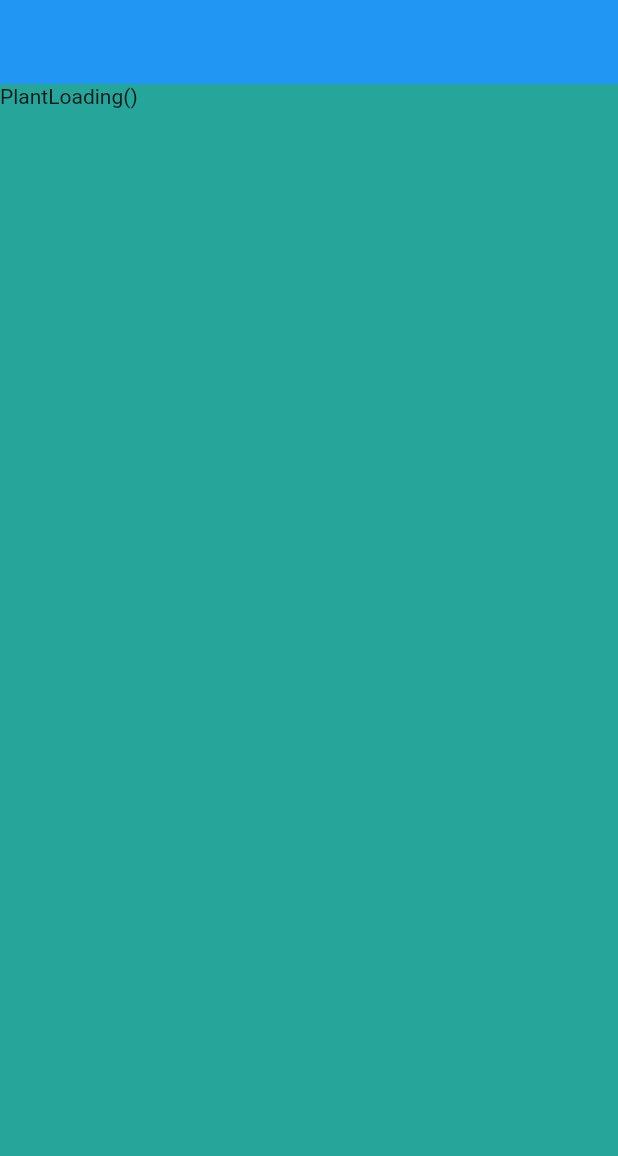
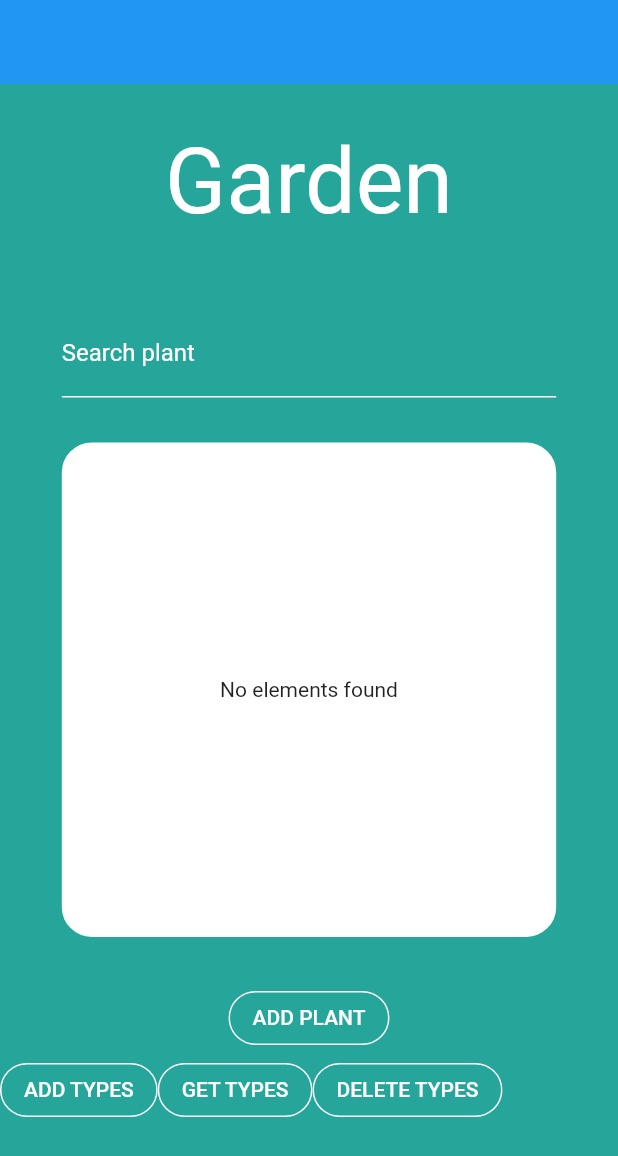
Before and after one commit to anowotny/garden, a Flutter app: the screen it shows after launch, on a phone screen of 412 x 824 dp. Shown: the top 1156 px of the screen. Run offline on Flutter 3.47's test engine with Material 2 defaults, Android fonts, the phone set to English and light mode, and no system bars; our stand-ins replace bloc, dartz, data_connection_checker, equatable, floor, flutter_bloc and 4 more; accounts and stored records are empty; generated files the repository leaves out were written again.

Commit message:
Updated injection, updated plant listview

```diff
--- a/lib/app/presentation/bloc/plant/plant_state.dart
+++ b/lib/app/presentation/bloc/plant/plant_state.dart
@@ -12,8 +12,8 @@ class PlantInitial extends PlantState {}
 class PlantLoading extends PlantState {}
 
 class PlantLoadSuccess extends PlantState {
-  final List<PlantModel> allPlants;
-  final List<PlantModel> filteredPlants;
+  final List<Plant> allPlants;
+  final List<Plant> filteredPlants;
 
   PlantLoadSuccess({this.allPlants, this.filteredPlants});
   @override
--- a/lib/app/presentation/screens/plant_form.dart
+++ b/lib/app/presentation/screens/plant_form.dart
@@ -1,7 +1,7 @@
 import 'package:flutter/material.dart';
-import 'package:garden/app/presentation/widgets/choose_date_button.dart';
-import 'package:garden/app/presentation/widgets/custom_textfield.dart';
-import 'package:garden/app/presentation/widgets/plant_type_dropdown.dart';
+import 'package:garden/app/presentation/widgets/plant_form/choose_date_button.dart';
+import 'package:garden/app/presentation/widgets/start/custom_textfield.dart';
+import 'package:garden/app/presentation/widgets/plant_form/plant_type_dropdown.dart';
 import 'package:garden/core/util/mock_json.dart';
 import 'package:google_fonts/google_fonts.dart';
 
--- a/lib/app/presentation/screens/start.dart
+++ b/lib/app/presentation/screens/start.dart
@@ -6,6 +6,7 @@ import 'package:garden/app/data/models/plant_model.dart';
 import 'package:garden/app/domain/entities/plant_type.dart';
 import 'package:garden/app/presentation/bloc/plant/plant_bloc.dart';
 import 'package:garden/app/presentation/screens/plant_form.dart';
+import 'package:garden/app/presentation/widgets/start/plant_list.dart';
 import 'package:garden/core/util/mock_json.dart';
 import 'package:google_fonts/google_fonts.dart';
 
@@ -17,17 +18,17 @@ class StartScreen extends StatefulWidget {
 }
 
 class _StartScreenState extends State<StartScreen> {
-  PlantTypeDao plantTypeDao;
+  // PlantTypeDao plantTypeDao;
   @override
   void initState() {
     super.initState();
-    initDatabase();
+    // initDatabase();
   }
 
   Future<void> initDatabase() async {
-    final database =
-        await $FloorAppDatabase.databaseBuilder('my_database.db').build();
-    plantTypeDao = database.plantTypeDao;
+    // final database =
+    //     await $FloorAppDatabase.databaseBuilder('my_database.db').build();
+    // plantTypeDao = database.plantTypeDao;
     // Get all data when start app.
     // if (plantTypeDao != null) {
     //   setState(() {
@@ -55,7 +56,7 @@ class _StartScreenState extends State<StartScreen> {
           },
           builder: (context, state) {
             print(state.toString());
-            if(state is PlantLoadSuccess){
+            if (state is PlantLoadSuccess) {
               return SingleChildScrollView(
                 child: Center(
                   child: Column(mainAxisAlignment: MainAxisAlignment.center,
@@ -87,35 +88,7 @@ class _StartScreenState extends State<StartScreen> {
                           ),
                         ),
                         SizedBox(height: 30),
-                      Container(
-                        decoration: BoxDecoration(
-                            borderRadius: BorderRadius.circular(20),
-                            color: Colors.white,
-                            border: Border.all(color: Colors.white)),
-                        width: MediaQuery.of(context).size.width * 0.8,
-                        height: MediaQuery.of(context).size.height * 0.4,
-                        child: Scrollbar(
-                          child: ListView.builder(
-                              itemCount:
-                                  mockPlants == null ? 0 : mockPlants.length,
-                              itemBuilder: (context, index) {
-                                final plant =
-                                    PlantModel.fromJson(mockPlants[index]);
-                                return ListTile(
-                                  title: Text(
-                                    plant.name,
-                                    style:
-                                        TextStyle(fontWeight: FontWeight.bold),
-                                  ),
-                                  leading: Text(plant.name[0] +
-                                      plant.name[plant.name.length - 1]),
-                                  isThreeLine: true,
-                                  subtitle: Text(
-                                      '${plant.typeId}\n${plant.plantingDate}'),
-                                );
-                              }),
-                        ),
-                      ),
+                        PlantsList(),
                         const SizedBox(height: 30),
                         RaisedButton(
                           onPressed: () {
@@ -133,9 +106,9 @@ class _StartScreenState extends State<StartScreen> {
                           children: [
                             RaisedButton(
                               onPressed: () async {
-                              final PlantType pt =
-                                  PlantType(id: null, name: 'alpines');
-                              await plantTypeDao.insertPlantType(pt);
+                                // final PlantType pt =
+                                //     PlantType(id: null, name: 'alpines');
+                                // await plantTypeDao.insertPlantType(pt);
                               },
                               elevation: 0,
                               child: Text(
@@ -144,15 +117,15 @@ class _StartScreenState extends State<StartScreen> {
                             ),
                             RaisedButton(
                               onPressed: () async {
-                              List<PlantType> types =
-                                  await plantTypeDao.getAllPlantTypes();
-                              if (types.isNotEmpty) {
-                                types.forEach((element) {
-                                  print(
-                                      'id ${element.id} name ${element.name}');
-                                });
-                              } else
-                                print('no elements');
+                                // List<PlantType> types =
+                                //     await plantTypeDao.getAllPlantTypes();
+                                // if (types.isNotEmpty) {
+                                //   types.forEach((element) {
+                                //     print(
+                                //         'id ${element.id} name ${element.name}');
+                                //   });
+                                // } else
+                                //   print('no elements');
                               },
                               elevation: 0,
                               child: Text(
@@ -161,9 +134,9 @@ class _StartScreenState extends State<StartScreen> {
                             ),
                             RaisedButton(
                               onPressed: () async {
-                              final PlantType pt =
-                                  PlantType(id: 1, name: 'alpines');
-                              await plantTypeDao.deletePlantType(pt);
+                                // final PlantType pt =
+                                //     PlantType(id: 1, name: 'alpines');
+                                // await plantTypeDao.deletePlantType(pt);
                               },
                               elevation: 0,
                               child: Text(
@@ -175,7 +148,7 @@ class _StartScreenState extends State<StartScreen> {
                       ]),
                 ),
               );
-            }else{
+            } else {
               return Text(state.toString());
             }
           },
--- /dev/null
+++ b/lib/app/presentation/widgets/start/plant_list.dart
@@ -0,0 +1,73 @@
+import 'package:flutter/material.dart';
+import 'package:flutter_bloc/flutter_bloc.dart';
+import 'package:garden/app/data/models/plant_model.dart';
+import 'package:garden/app/presentation/bloc/plant/plant_bloc.dart';
+
+class PlantsList extends StatefulWidget {
+  const PlantsList({
+    Key key,
+  }) : super(key: key);
+
+  @override
+  _PlantsListState createState() => _PlantsListState();
+}
+
+class _PlantsListState extends State<PlantsList> {
+  @override
+  Widget build(BuildContext context) {
+    return Container(
+      decoration: BoxDecoration(
+          borderRadius: BorderRadius.circular(20),
+          color: Colors.white,
+          border: Border.all(color: Colors.white)),
+      width: MediaQuery.of(context).size.width * 0.8,
+      height: MediaQuery.of(context).size.height * 0.4,
+      child: Scrollbar(
+        child: BlocConsumer<PlantBloc, PlantState>(
+          listener: (context, state) {},
+          builder: (context, state) {
+            if (state is PlantLoadSuccess) {
+              if (state.filteredPlants.length == 0) {
+                return Center(child: Text('No elements found'));
+              } else {
+                return ListView.builder(
+                    itemCount: state.filteredPlants == null
+                        ? 0
+                        : state.filteredPlants.length,
+                    itemBuilder: (context, index) {
+                      final plant = state.filteredPlants[index];
+                      return ListTile(
+                        title: Text(
+                          plant.name,
+                          style: TextStyle(fontWeight: FontWeight.bold),
+                        ),
+                        leading: Text(
+                            plant.name[0] + plant.name[plant.name.length - 1]),
+                        isThreeLine: true,
+                        subtitle:
+                            Text('${plant.typeId}\n${plant.plantingDate}'),
+                      );
+                    });
+              }
+            } else if (state is PlantLoading || state is PlantInitial) {
+              return Center(
+                child: CircularProgressIndicator(),
+              );
+            } else if (state is PlantLoadFailure) {
+              return Column(
+                children: [
+                  Text(state.error),
+                  RaisedButton(
+                    onPressed: () {},
+                    child: Text('Try again'),
+                  )
+                ],
+              );
+            } else
+              return Center(child: Text(state.toString()));
+          },
+        ),
+      ),
+    );
+  }
+}
--- a/lib/core/injection/register_module.dart
+++ b/lib/core/injection/register_module.dart
@@ -17,6 +17,6 @@ abstract class RegisterModule {
   Future<AppDatabase> get database =>
       $FloorAppDatabase.databaseBuilder('my_database.db').build();
 
-  @lazySingleton
-  Future<PlantDao> get plantDao=> database..plantDao;
+  // @lazySingleton
+  // Future<PlantDao> get plantDao=> database..plantDao;
 }
```
Also changed, not shown: lib/app/data/repositories/plant_repository.dart (+7 -5 lines), lib/app/presentation/widgets/plant_form/choose_date_button.dart (renamed from lib/app/presentation/widgets/choose_date_button.dart), lib/app/presentation/widgets/plant_form/plant_type_dropdown.dart (renamed from lib/app/presentation/widgets/plant_type_dropdown.dart), lib/app/presentation/widgets/start/custom_textfield.dart (renamed from lib/app/presentation/widgets/custom_textfield.dart), lib/core/injection/injection.config.dart. Lines whose indentation alone changed are shown as unchanged.
